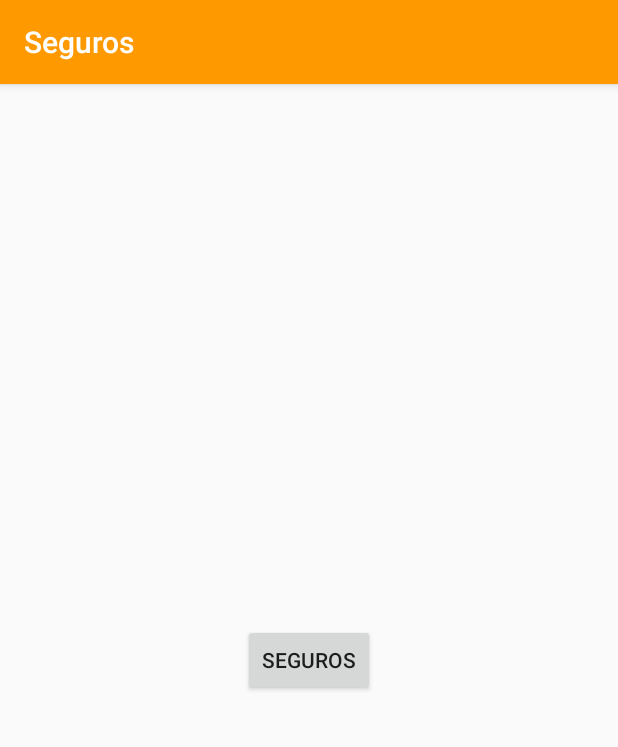
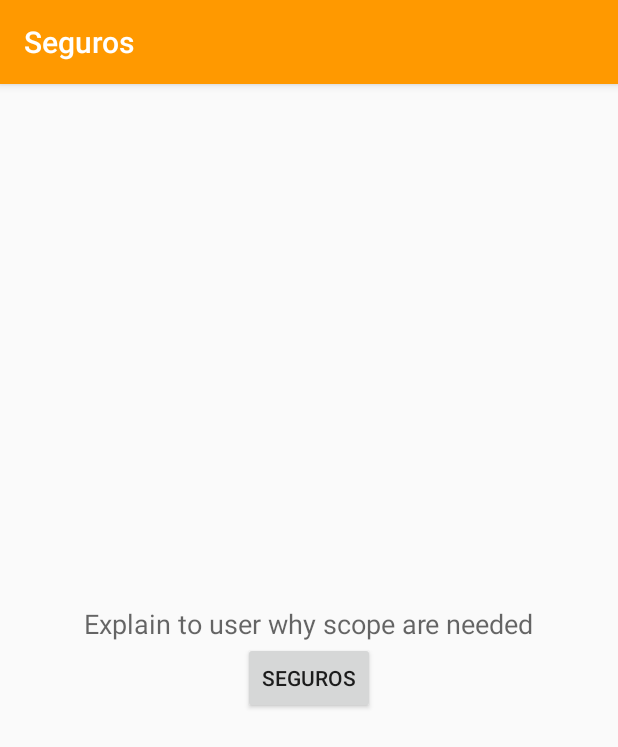
Before and after one commit to arm332/seguros, an Android app: the SyncActivity screen opened directly, with no data from a screen before it, on a phone screen of 412 x 824 dp. Shown: the top 747 px of the screen. Run offline under Robolectric (Android 15) with nearby library versions, the light colour scheme and no system bars.

Commit message:
Add sign in message placeholder and comment unused constant

```diff
--- a/app/src/main/java/com/arm332/seguros2/ListActivity.java
+++ b/app/src/main/java/com/arm332/seguros2/ListActivity.java
@@ -13,7 +13,7 @@ import android.widget.ListView;
 import android.widget.SearchView;
 
 public class ListActivity extends AppCompatActivity implements AdapterView.OnItemClickListener, SearchView.OnQueryTextListener {
-    private static final String TAG = "ListActivity";
+    // private static final String TAG = "ListActivity";
     private static final Integer RC_SYNC = 1;
     private ListAdapter mAdapter;
     private SearchView mSearchView;
--- a/app/src/main/res/layout/activity_sync.xml
+++ b/app/src/main/res/layout/activity_sync.xml
@@ -1,16 +1,23 @@
 <?xml version="1.0" encoding="utf-8"?>
-<RelativeLayout xmlns:android="http://schemas.android.com/apk/res/android"
+<LinearLayout xmlns:android="http://schemas.android.com/apk/res/android"
     xmlns:app="http://schemas.android.com/apk/res-auto"
     xmlns:tools="http://schemas.android.com/tools"
     android:layout_width="match_parent"
     android:layout_height="match_parent"
+    android:orientation="vertical"
+    android:gravity="center"
     tools:context=".SyncActivity">
+
+    <TextView
+        android:layout_width="wrap_content"
+        android:layout_height="wrap_content"
+        android:textAppearance="@style/TextAppearance.AppCompat.Medium"
+        android:text="@string/sync_text" />
 
     <Button
         android:id="@+id/button1"
         android:layout_width="wrap_content"
         android:layout_height="wrap_content"
-        android:layout_centerInParent="true"
         android:text="@string/app_name" />
 
-</RelativeLayout>
+</LinearLayout>
--- a/app/src/main/res/values/strings.xml
+++ b/app/src/main/res/values/strings.xml
@@ -7,4 +7,5 @@
     <string name="password_error">Password incorrect</string>
     <string name="refresh">Refresh</string>
     <string name="search">Search</string>
+    <string name="sync_text">Explain to user why scope are needed</string>
 </resources>
```
Also changed, not shown: 1 other file.
